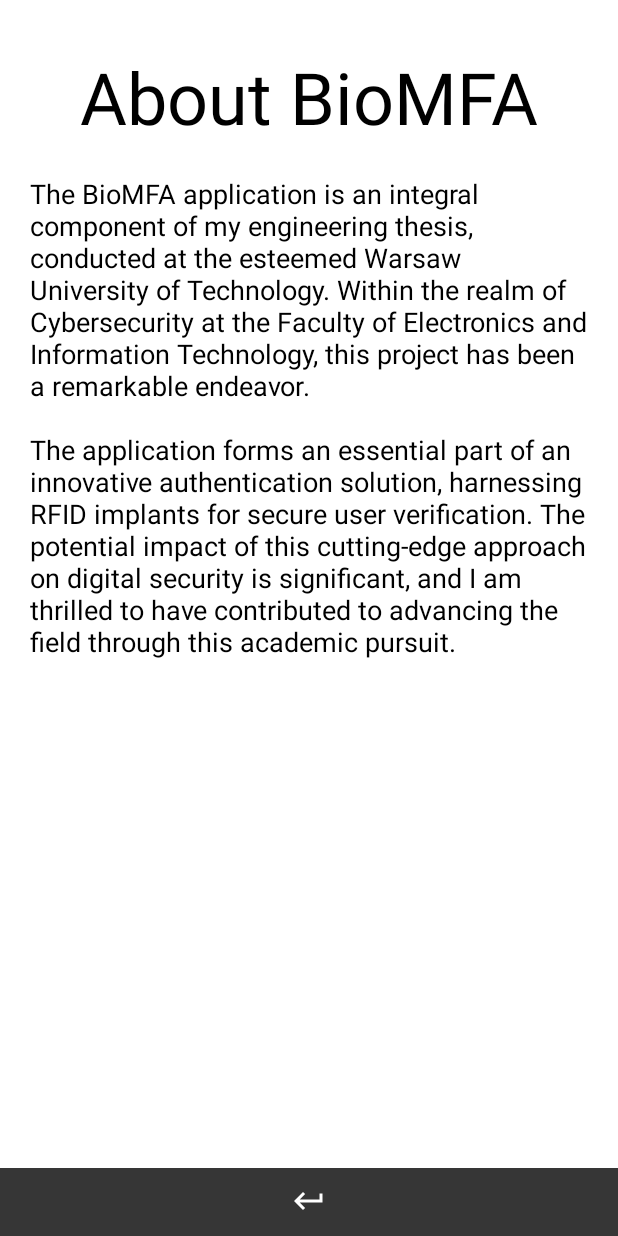
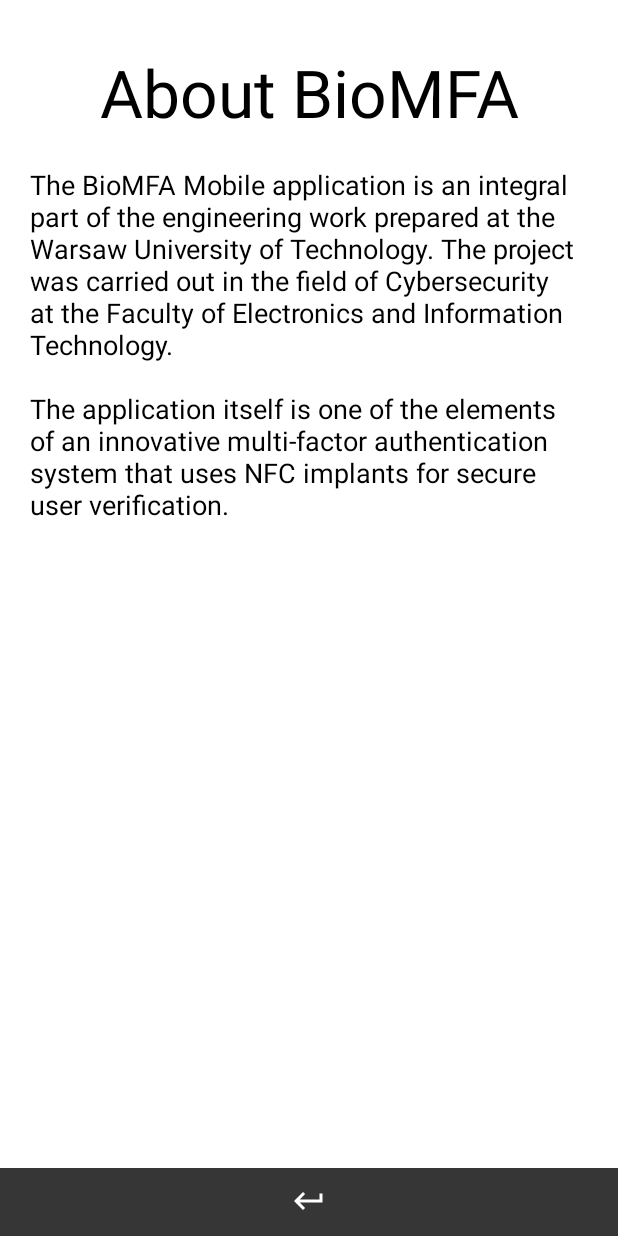
Before and after one commit to Isab3ll/BioMFA, an Android app: the InfoActivity screen opened directly, with no data from a screen before it, on a phone screen of 412 x 824 dp. Run offline under Robolectric (Android 15) with nearby library versions, the phone set to English and light mode, and no system bars.

Commit message:
Mobile app code cleanup

```diff
--- a/BioMFA_Mobile/app/src/main/java/mobile/biomfa/ScanRfidActivity.kt
+++ b/BioMFA_Mobile/app/src/main/java/mobile/biomfa/ScanRfidActivity.kt
@@ -17,8 +17,6 @@
     private var nfcAdapter: NfcAdapter? = null
     private val nfcCallback = NfcAdapter.ReaderCallback { tag -> readTagData(tag) }
 
-    private val ULTRALIGHT_PAGE_INDEX = 0
-    private val CLASSIC_BLOCK_INDEX = 0
     private val CLASSIC_SECTOR_INDEX = 0
     private val CLASSIC_DEFAULT_KEY = byteArrayOf(
         0xFF.toByte(), 0xFF.toByte(), 0xFF.toByte(), 0xFF.toByte(),
--- a/BioMFA_Mobile/app/src/main/res/layout/activity_info.xml
+++ b/BioMFA_Mobile/app/src/main/res/layout/activity_info.xml
@@ -13,13 +13,13 @@
             android:fontFamily="sans-serif-thin"
             android:text="@string/about_biomfa"
             android:textColor="@android:color/black"
-        android:textSize="48sp"
+            android:textSize="44sp"
             android:textStyle="bold"
             android:layout_marginTop="32dp"
             android:layout_gravity="center_horizontal"
             app:layout_constraintTop_toTopOf="parent"
             app:layout_constraintStart_toStartOf="parent"
-        app:layout_constraintEnd_toEndOf="parent" />
+            app:layout_constraintEnd_toEndOf="parent"/>
 
     <TextView
         android:id="@+id/about_text"
--- a/BioMFA_Mobile/app/src/main/res/values/strings.xml
+++ b/BioMFA_Mobile/app/src/main/res/values/strings.xml
@@ -5,7 +5,7 @@
     <string name="scan_rfid">Scan RFID</string>
     <string name="dark_mode">Dark mode</string>
     <string name="info">Info</string>
-    <string name="app_description">The BioMFA application is an integral component of my engineering thesis, conducted at the esteemed Warsaw University of Technology. Within the realm of Cybersecurity at the Faculty of Electronics and Information Technology, this project has been a remarkable endeavor.\n\nThe application forms an essential part of an innovative authentication solution, harnessing RFID implants for secure user verification. The potential impact of this cutting-edge approach on digital security is significant, and I am thrilled to have contributed to advancing the field through this academic pursuit.</string>
+    <string name="app_description">The BioMFA Mobile application is an integral part of the engineering work prepared at the Warsaw University of Technology. The project was carried out in the field of Cybersecurity at the Faculty of Electronics and Information Technology.\n\nThe application itself is one of the elements of an innovative multi-factor authentication system that uses NFC implants for secure user verification.</string>
     <string name="about_biomfa">About BioMFA</string>
     <string name="biomfa_logo">BioMFA Logo</string>
     <string name="implant_message">Position your implant near the phone\'s NFC antenna.</string>
```
Lines whose indentation alone changed are shown as unchanged.
